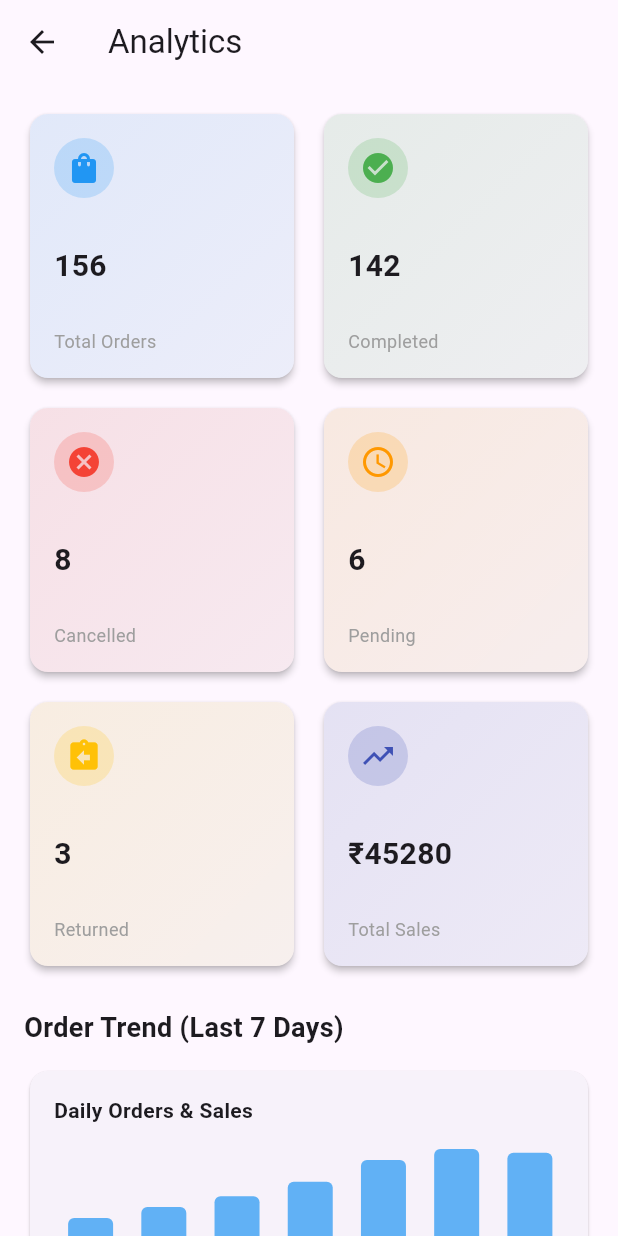
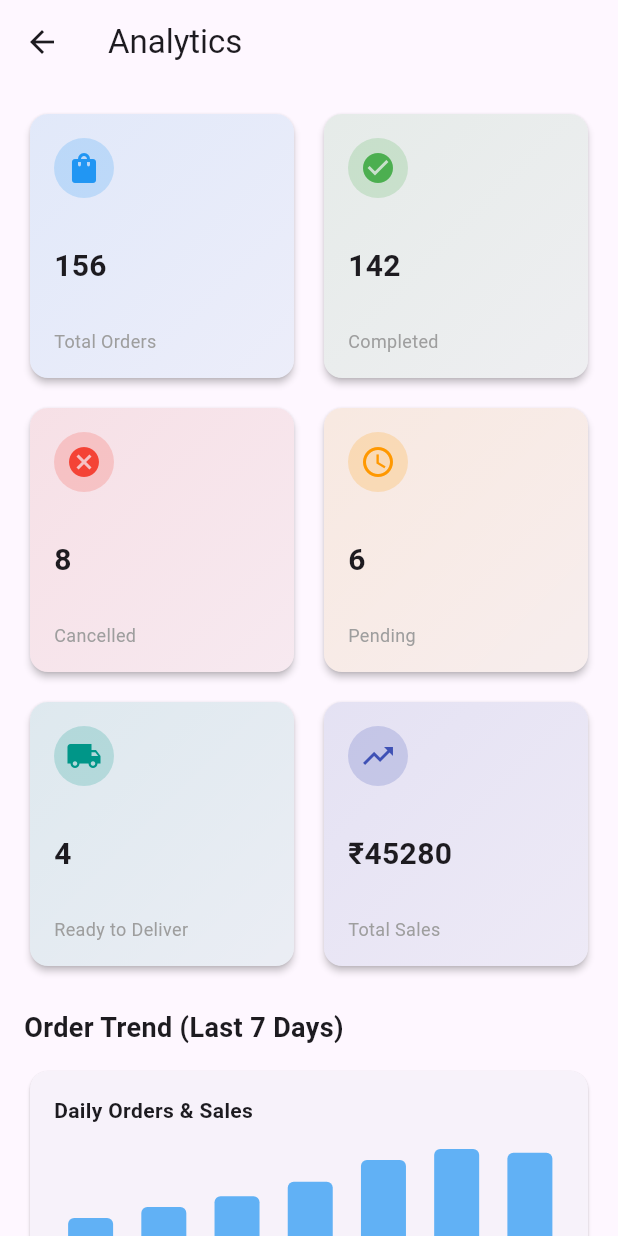
Before and after one commit to Munshifpk/cart_Link, a Flutter app: the AnalyticsPage screen opened directly, on a phone screen of 412 x 824 dp. Run offline on Flutter 3.47's test engine with Material 3 defaults, Android fonts, the phone set to English and light mode, and no system bars; our stand-ins replace image_picker, lottie; missing offline and left inert: mongo_dart.

Commit message:
2.38  26-11-2025

```diff
--- a/lib/Shops/analytics/analytics_page.dart
+++ b/lib/Shops/analytics/analytics_page.dart
@@ -1,6 +1,7 @@
 import 'package:cart_link/Shops/analytics/cancelled_orders_page.dart';
 import 'package:cart_link/Shops/analytics/compleated_orders_page.dart';
 import 'package:cart_link/Shops/analytics/pending_orders_page.dart';
+import 'package:cart_link/Shops/analytics/ready_to_delivery_page.dart';
 import 'package:cart_link/Shops/analytics/orders_analytics.dart';
 import 'package:flutter/material.dart';
 
@@ -18,6 +19,7 @@ class _AnalyticsPageState extends State<AnalyticsPage> {
     'completedOrders': 142,
     'cancelledOrders': 8,
     'pendingOrders': 6,
+    'readyToDeliver': 4,
     'totalSales': 45280,
     'confirmedOrders': 148,
     'refundedOrders': 5,
@@ -117,11 +119,21 @@ class _AnalyticsPageState extends State<AnalyticsPage> {
                   ),
                 ),
 
-                _buildStatCard(
-                  title: 'Returned',
-                  value: _analyticsData['returnedOrders'].toString(),
-                  icon: Icons.assignment_return,
-                  color: Colors.amber,
+                GestureDetector(
+                  onTap: () {
+                    Navigator.push(
+                      context,
+                      MaterialPageRoute(
+                        builder: (_) => const ReadyToDeliveryPage(),
+                      ),
+                    );
+                  },
+                  child: _buildStatCard(
+                    title: 'Ready to Deliver',
+                    value: (_analyticsData['readyToDeliver'] ?? 0).toString(),
+                    icon: Icons.local_shipping,
+                    color: Colors.teal,
+                  ),
                 ),
                 _buildStatCard(
                   title: 'Total Sales',
@@ -236,21 +248,16 @@ class _AnalyticsPageState extends State<AnalyticsPage> {
                   ),
                   const Divider(),
                   _buildDetailRow(
-                    'Average Order Value',
-                    _averageOrderValue(),
-                    Colors.blue,
+                    'Pending Orders',
+                    _percent('pendingOrders'),
+                    Colors.orange,
                   ),
+
                   const Divider(),
                   _buildDetailRow(
-                    'Refund Rate',
-                    _percent('refundedOrders'),
-                    Colors.orange,
-                  ),
-                  const Divider(),
-                  _buildDetailRow(
-                    'Return Rate',
-                    _percent('returnedOrders'),
-                    Colors.amber,
+                    'Ready to Delivery Rate',
+                    _percent('ready to delivery'),
+                    Colors.lightGreen,
                   ),
                 ],
               ),
```
Also changed, not shown: lib/Shops/analytics/ready_to_delivery_page.dart (added, +203 -0 lines).
